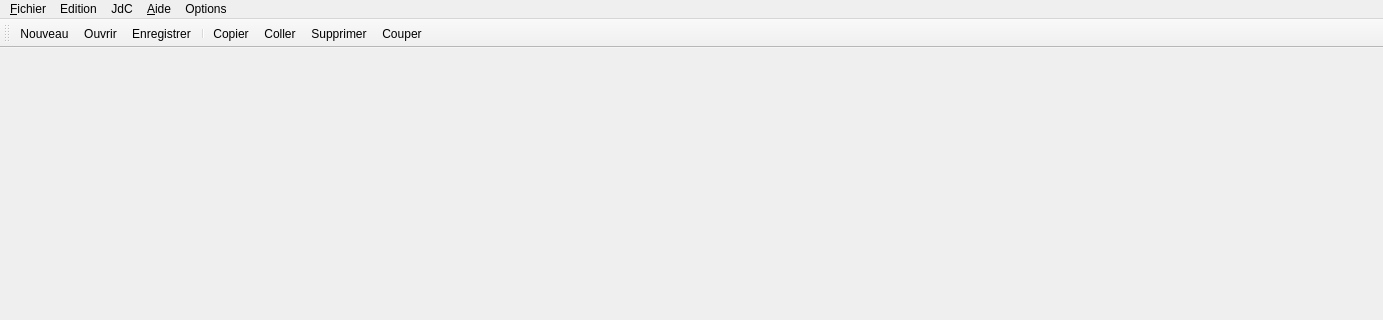
The window that UiQT4/myMain.ui (SalomePlatform/eficas_tools) describes before a commit, drawn with Qt 5; both pictures show x 0 to 1383 and y 0 to 320 of the 1383 by 811 pixel window.
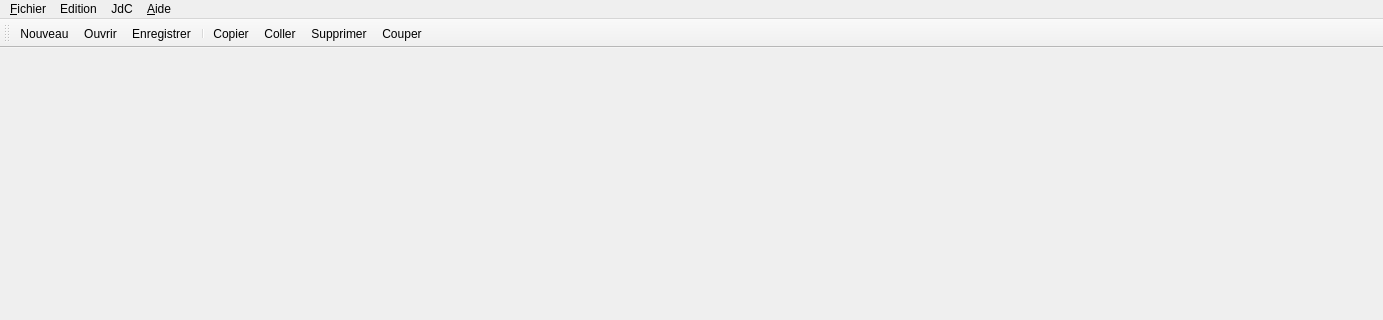
The same window after the commit. Icons and pictures are not drawn.

Patch:
```diff
--- a/UiQT4/myMain.ui
+++ b/UiQT4/myMain.ui
@@ -65,18 +65,10 @@
     <addaction name="actionEficas"/>
     <addaction name="actionVersion"/>
    </widget>
-   <widget class="QMenu" name="menuOptions">
-    <property name="title">
-     <string>Options</string>
-    </property>
-    <addaction name="actionParametres_Eficas"/>
-    <addaction name="actionLecteur_Pdf"/>
-   </widget>
    <addaction name="menuFichier"/>
    <addaction name="menuEdition"/>
    <addaction name="menuJdC"/>
    <addaction name="menu_Aide"/>
-   <addaction name="menuOptions"/>
   </widget>
   <widget class="QStatusBar" name="statusbar"/>
   <widget class="QToolBar" name="toolBar">
```
